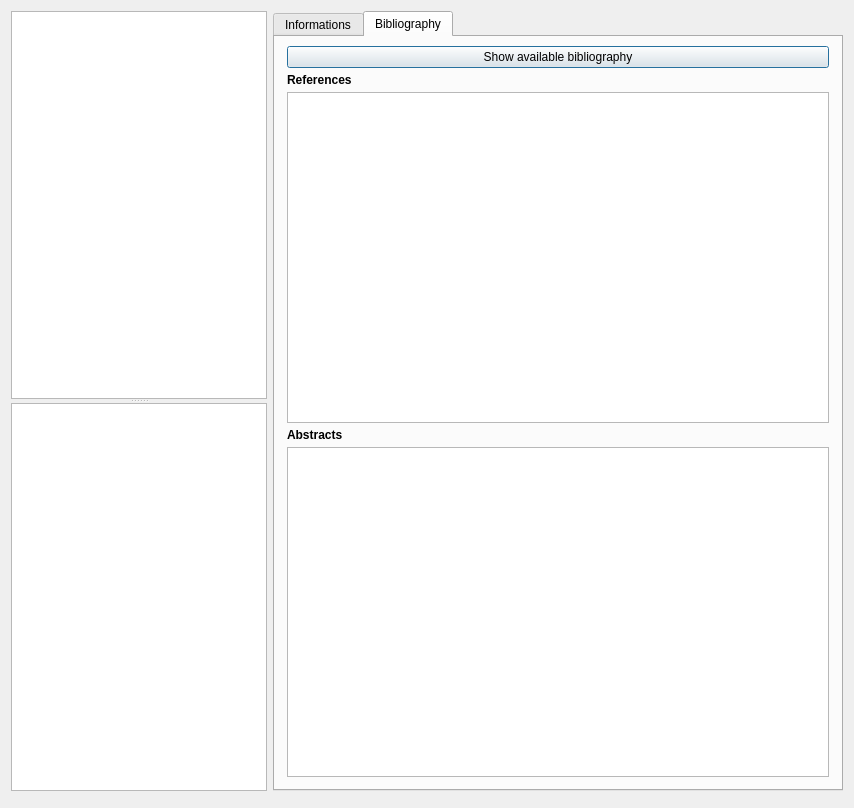
Qt form plugins/drugsplugin/drugswidget/interactionsynthesisdialog.ui (FreeHealth/freehealth) before a commit.
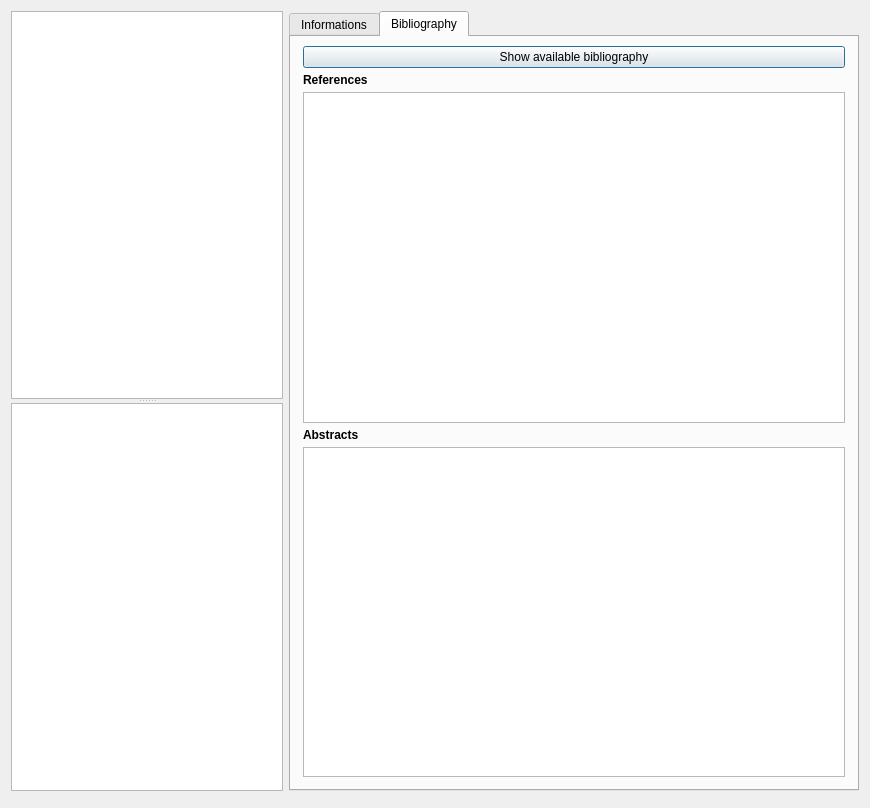
The same form after that commit. The open tabs and pages were chosen to show the change. Custom widgets are drawn as their Qt base class.

```diff
--- a/plugins/drugsplugin/drugswidget/interactionsynthesisdialog.ui
+++ b/plugins/drugsplugin/drugswidget/interactionsynthesisdialog.ui
@@ -6,7 +6,7 @@
    <rect>
     <x>0</x>
     <y>0</y>
-    <width>615</width>
+    <width>870</width>
     <height>808</height>
    </rect>
   </property>
@@ -157,9 +157,6 @@
           </property>
          </widget>
         </item>
-        <item row="2" column="0">
-         <widget class="QTextBrowser" name="biblioReferences"/>
-        </item>
         <item row="3" column="0">
          <widget class="QLabel" name="label_2">
           <property name="font">
@@ -183,6 +180,9 @@
           </property>
          </widget>
         </item>
+        <item row="2" column="0">
+         <widget class="QListView" name="biblioReferences"/>
+        </item>
        </layout>
       </widget>
      </widget>
```
Left out of the diff: 6 changed lines with no effect on the pictures.
